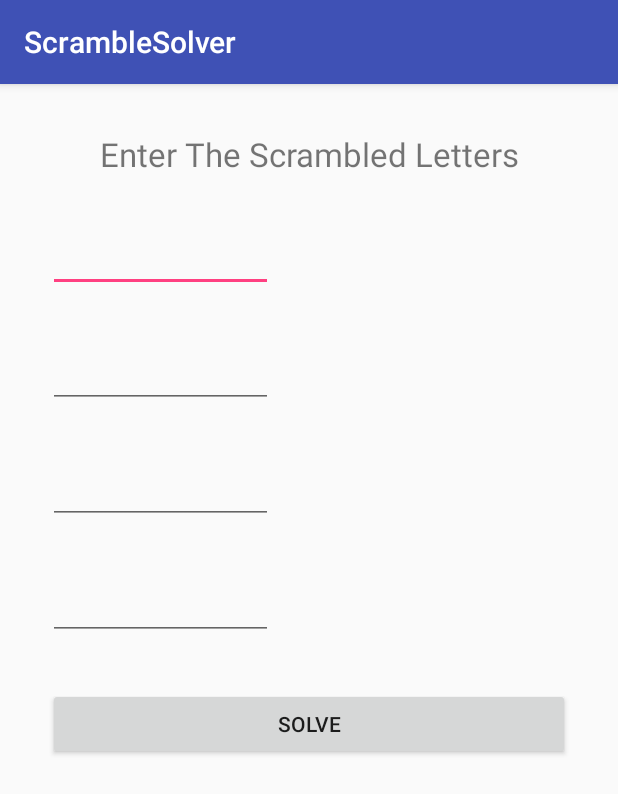
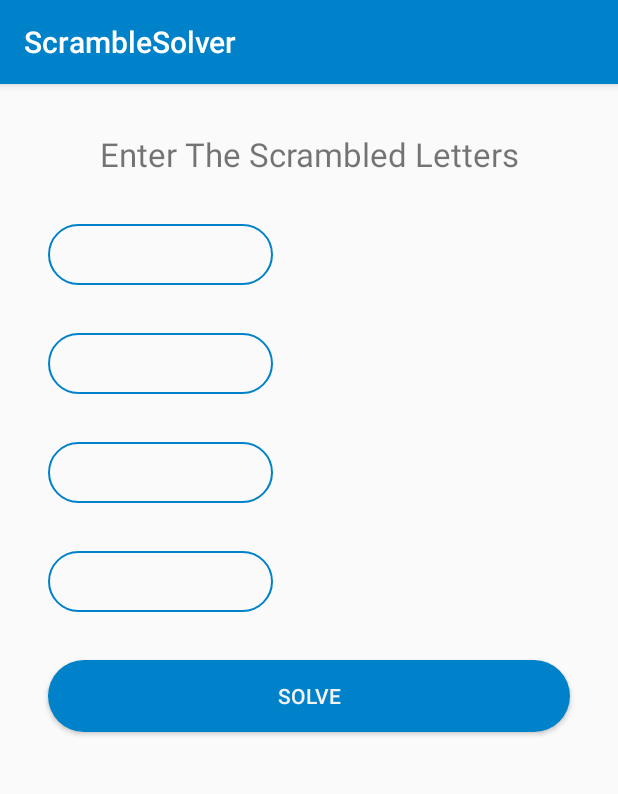
Before and after one commit to DilipAti/ScrambleSolver, an Android app: the screen it shows after launch (MainActivity), on a phone screen of 412 x 824 dp. Shown: the top 794 px of the screen. Run offline under Robolectric (Android 15) with nearby library versions, the phone set to English and light mode, and no system bars.

Commit message:
UI Tweaks

```diff
--- a/app/src/main/java/dilipati/scramblesolver/MainActivity.java
+++ b/app/src/main/java/dilipati/scramblesolver/MainActivity.java
@@ -1,14 +1,13 @@
 package dilipati.scramblesolver;
 
+import android.os.Bundle;
 import android.support.v7.app.AppCompatActivity;
-import android.os.Bundle;
 import android.view.View;
 import android.widget.Button;
 import android.widget.EditText;
 import android.widget.TextView;
 import android.widget.Toast;
 
-import java.io.File;
 import java.io.FileNotFoundException;
 import java.io.InputStream;
 import java.util.HashSet;
@@ -40,7 +39,6 @@ public class MainActivity extends AppCompatActivity {
         solve.setOnClickListener(new View.OnClickListener() {
             @Override
             public void onClick(View view) {
-                solve.setText("Loading Dictionary...");
                 input1 = scrambledWord1.getText().toString().toLowerCase();
                 input2 = scrambledWord2.getText().toString().toLowerCase();
                 input3 = scrambledWord3.getText().toString().toLowerCase();
@@ -73,8 +71,10 @@ public class MainActivity extends AppCompatActivity {
                 if(!input1.equals("") || !input1.equals("") || !input1.equals("") || !input1.equals("")) {
                     try {
                         loadDictionary(minLength, maxLength, input1, input2, input3, input4);
-                    } catch (FileNotFoundException ignore) {}
-                    solve();
+                        solve();
+                    } catch (FileNotFoundException ignore) {
+                        Toast.makeText(getApplicationContext(), "Unable to load Dictionary", Toast.LENGTH_SHORT).show();
+                    }
                 } else {
                     Toast.makeText(getApplicationContext(), "Please enter all the 4 scrambled words", Toast.LENGTH_SHORT).show();
                 }
@@ -89,15 +89,15 @@ public class MainActivity extends AppCompatActivity {
 
     private void loadDictionary(int minLength, int maxLength, String input1, String input2, String input3, String input4) throws FileNotFoundException{
 
+        solve.setBackgroundResource(R.drawable.button_disabled);
+        solve.setText(R.string.loading_dictionary);
         InputStream is = getApplicationContext().getResources().openRawResource(R.raw.words);
         Scanner file = new Scanner(is);
         dictionary = new HashSet<>();
         while (file.hasNext()) {
             String next = file.next();
             if(next.length() >= minLength && next.length() <= maxLength) {
-                if(next.charAt(0) == input1.charAt(0) || next.charAt(0) == input2.charAt(0) || next.charAt(0) == input3.charAt(0) || next.charAt(0) == input4.charAt(0)) {
-                    dictionary.add(next.toLowerCase());
-                }
+                dictionary.add(next.toLowerCase());
             }
         }
     }
@@ -107,6 +107,9 @@ public class MainActivity extends AppCompatActivity {
         properWord2.setText("");
         properWord3.setText("");
         properWord4.setText("");
+
+        solve.setText(R.string.traversing_anagram_dictionary);
+
         if(dictionary!=null) {
             output1 = dictionaryAnagramTraversal(input1);
             output2 = dictionaryAnagramTraversal(input2);
@@ -125,23 +128,24 @@ public class MainActivity extends AppCompatActivity {
                 properWord4.setText(output4);
             }
         }
-        solve.setText("Solve");
+
+        solve.setBackgroundResource(R.drawable.button_rounded_corners);
+        solve.setText(R.string.solve);
     }
 
     private String dictionaryAnagramTraversal(String input){
-        String output = null;
+        StringBuilder output = new StringBuilder("");
         anagramList = new HashSet<>();
         generateAnagrams(input);
         if(anagramList.size()!=0){
             for (String anagram : anagramList) {
                 if(dictionary.contains(anagram)) {
-                    output = anagram;
-                    anagramList = null;
-                    break;
+                    output.append(anagram.toUpperCase()+" ");
                 }
             }
+            anagramList = null;
         }
-        return output;
+        return output.toString();
     }
 
     public void generateAnagrams(String str) {
--- /dev/null
+++ b/app/src/main/res/drawable/button_disabled.xml
@@ -0,0 +1,9 @@
+<?xml version="1.0" encoding="utf-8"?>
+<selector xmlns:android="http://schemas.android.com/apk/res/android" >
+    <item >
+        <shape android:shape="rectangle"  >
+            <corners android:radius="45dip" />
+            <solid android:color="@color/gray_heading" />
+        </shape>
+    </item>
+</selector>
--- /dev/null
+++ b/app/src/main/res/drawable/button_rounded_corners.xml
@@ -0,0 +1,9 @@
+<?xml version="1.0" encoding="utf-8"?>
+<selector xmlns:android="http://schemas.android.com/apk/res/android" >
+    <item >
+        <shape android:shape="rectangle"  >
+            <corners android:radius="45dip" />
+            <solid android:color="@color/colorPrimary" />
+        </shape>
+    </item>
+</selector>
--- /dev/null
+++ b/app/src/main/res/drawable/input_text_blue_15dp_border.xml
@@ -0,0 +1,10 @@
+<?xml version="1.0" encoding="utf-8"?>
+<selector xmlns:android="http://schemas.android.com/apk/res/android" >
+    <item >
+        <shape android:shape="rectangle"  >
+            <corners android:radius="45dip" />
+            <stroke android:width="1dp" android:color="@color/input_field_blue" />
+            <padding android:top="8dp" android:bottom="8dp" android:left="8dp" android:right="8dp" />
+        </shape>
+    </item>
+</selector>
--- a/app/src/main/res/layout/activity_main.xml
+++ b/app/src/main/res/layout/activity_main.xml
@@ -1,85 +1,114 @@
 <?xml version="1.0" encoding="utf-8"?>
+<ScrollView xmlns:android="http://schemas.android.com/apk/res/android"
+    android:layout_width="match_parent"
+    android:layout_height="match_parent">
+
     <LinearLayout xmlns:android="http://schemas.android.com/apk/res/android"
         android:layout_width="match_parent"
-    android:layout_height="match_parent"
+        android:layout_height="wrap_content"
         android:orientation="vertical"
-    android:padding="16dp" >
+        android:padding="16dp">
 
         <TextView
             android:id="@+id/textView"
             android:layout_width="match_parent"
             android:layout_height="wrap_content"
-        android:text="Enter The Scrambled Letters"
+            android:layout_margin="16dp"
+            android:text="@string/enter_the_scrambled_letters"
             android:textAlignment="center"
-        android:textSize="22sp"
-        android:layout_margin="16dp"/>
+            android:textSize="22sp" />
 
         <LinearLayout
-        android:layout_width="wrap_content"
+            android:layout_width="match_parent"
             android:layout_height="wrap_content"
             android:orientation="horizontal">
+
             <EditText
                 android:id="@+id/scrambledWord1"
+                android:background="@drawable/input_text_blue_15dp_border"
                 android:layout_width="150dp"
                 android:layout_height="wrap_content"
-            android:layout_margin="16dp"/>
+                android:maxLines="1"
+                android:inputType="textCapCharacters"
+                android:layout_margin="16dp"
+                android:padding="8dp"/>
+
             <TextView
                 android:id="@+id/properWord1"
                 android:layout_width="0dp"
                 android:layout_height="wrap_content"
-            android:layout_weight="1"
-            android:layout_margin="16dp"/>
+                android:layout_margin="16dp"
+                android:layout_weight="1" />
         </LinearLayout>
 
         <LinearLayout
-        android:layout_width="wrap_content"
+            android:layout_width="match_parent"
             android:layout_height="wrap_content"
             android:orientation="horizontal">
+
             <EditText
                 android:id="@+id/scrambledWord2"
+                android:background="@drawable/input_text_blue_15dp_border"
                 android:layout_width="150dp"
                 android:layout_height="wrap_content"
-            android:layout_margin="16dp"/>
+                android:maxLines="1"
+                android:inputType="textCapCharacters"
+                android:layout_margin="16dp"
+                android:padding="8dp"/>
+
             <TextView
                 android:id="@+id/properWord2"
                 android:layout_width="0dp"
                 android:layout_height="wrap_content"
-            android:layout_weight="1"
-            android:layout_margin="16dp"/>
+                android:layout_margin="16dp"
+                android:layout_weight="1" />
         </LinearLayout>
 
         <LinearLayout
-        android:layout_width="wrap_content"
+            android:layout_width="match_parent"
             android:layout_height="wrap_content"
             android:orientation="horizontal">
+
             <EditText
                 android:id="@+id/scrambledWord3"
+                android:background="@drawable/input_text_blue_15dp_border"
                 android:layout_width="150dp"
                 android:layout_height="wrap_content"
-            android:layout_margin="16dp"/>
+                android:maxLines="1"
+                android:inputType="textCapCharacters"
+                android:layout_margin="16dp"
+                android:padding="8dp" />
+
             <TextView
                 android:id="@+id/properWord3"
                 android:layout_width="0dp"
                 android:layout_height="wrap_content"
-            android:layout_weight="1"
-            android:layout_margin="16dp"/>
+                android:layout_margin="16dp"
+                android:layout_weight="1" />
         </LinearLayout>
 
         <LinearLayout
-        android:layout_width="wrap_content"
+            android:layout_width="match_parent"
             android:layout_height="wrap_content"
             android:orientation="horizontal">
+
             <EditText
                 android:id="@+id/scrambledWord4"
+                android:background="@drawable/input_text_blue_15dp_border"
                 android:layout_width="150dp"
                 android:layout_height="wrap_content"
-            android:layout_margin="16dp"/>
+                android:maxLines="1"
+                android:inputType="textCapCharacters"
+                android:layout_margin="16dp"
+                android:padding="8dp" />
+
             <TextView
                 android:id="@+id/properWord4"
                 android:layout_width="0dp"
                 android:layout_height="wrap_content"
-            android:layout_weight="1"
-            android:layout_margin="16dp"/>
+                android:layout_margin="16dp"
+                android:inputType="textCapCharacters"
+                android:layout_weight="1" />
         </LinearLayout>
 
         <Button
@@ -87,7 +116,9 @@
             android:layout_width="match_parent"
             android:layout_height="wrap_content"
             android:layout_margin="16dp"
+            android:background="@drawable/button_rounded_corners"
             android:text="Solve"
-        android:textAlignment="center"/>
+            android:textColor="@color/white_overlay"/>
 
     </LinearLayout>
+</ScrollView>
--- a/app/src/main/res/values/colors.xml
+++ b/app/src/main/res/values/colors.xml
@@ -1,6 +1,18 @@
 <?xml version="1.0" encoding="utf-8"?>
 <resources>
-    <color name="colorPrimary">#3F51B5</color>
-    <color name="colorPrimaryDark">#303F9F</color>
+    <color name="colorPrimary">#0082CA</color>
+    <color name="colorPrimaryDark">#0082CA</color>
     <color name="colorAccent">#FF4081</color>
+
+    <color name="white">#FFFFFF</color>
+    <color name="white_overlay">#F3F3F3</color>
+
+    <color name="gray_line">#EEEEEE</color>
+    <color name="gray_heading">#808080</color>
+    <color name="gray_text">#9A9999</color>
+    <color name="gray_value">#505050</color>
+    <color name="input_field_blue">#0082CA</color>
+    <color name="black">#000000</color>
+
+    <color name="black_overlay">#66000000</color>
 </resources>
--- a/app/src/main/res/values/strings.xml
+++ b/app/src/main/res/values/strings.xml
@@ -1,3 +1,7 @@
 <resources>
     <string name="app_name">ScrambleSolver</string>
+    <string name="loading_dictionary">Loading Dictionary...</string>
+    <string name="solve">Solve</string>
+    <string name="enter_the_scrambled_letters">Enter The Scrambled Letters</string>
+    <string name="traversing_anagram_dictionary">Traversing Anagrams Thru Dictionary</string>
 </resources>
```
Also changed, not shown: 1 other file. Lines whose indentation alone changed are shown as unchanged.
